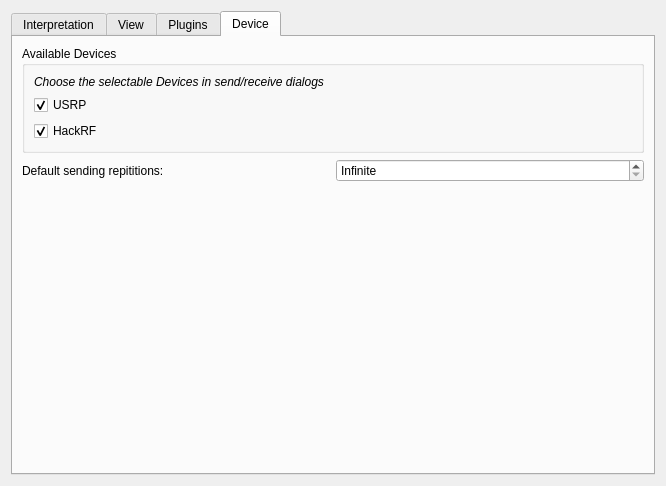
Old version of the form ui/options.ui in the repository jopohl/urh.
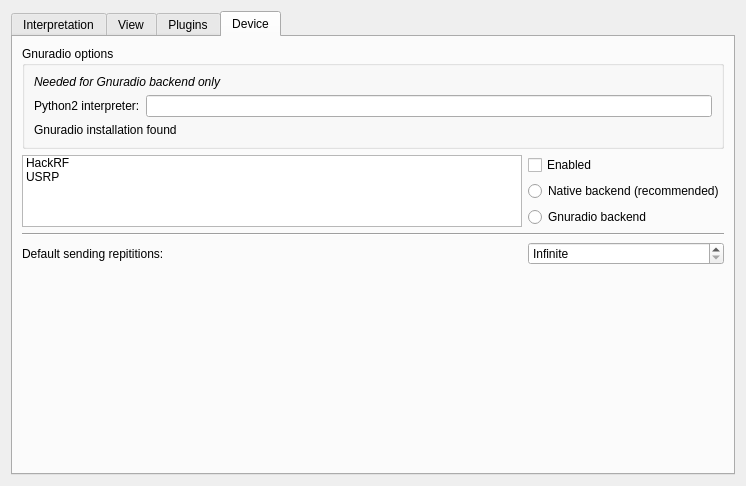
New version of the form. The open tabs and pages were chosen to show the change.

Commit message: gnuradio detection in settings

Diff of the .ui file:
```diff
--- a/ui/options.ui
+++ b/ui/options.ui
@@ -6,7 +6,7 @@
    <rect>
     <x>0</x>
     <y>0</y>
-    <width>666</width>
+    <width>746</width>
     <height>486</height>
    </rect>
   </property>
@@ -231,57 +231,89 @@
        <item>
         <widget class="QGroupBox" name="groupBox_2">
          <property name="title">
-          <string>Available Devices</string>
+          <string>Gnuradio options</string>
          </property>
-         <layout class="QVBoxLayout" name="verticalLayout_3">
-          <item>
-           <widget class="QLabel" name="label_5">
+         <layout class="QGridLayout" name="gridLayout_2">
+          <item row="1" column="1">
+           <widget class="QLineEdit" name="lineEditPython2Interpreter"/>
+          </item>
+          <item row="1" column="0">
+           <widget class="QLabel" name="label_10">
+            <property name="text">
+             <string>Python2 interpreter:</string>
+            </property>
+           </widget>
+          </item>
+          <item row="0" column="0" colspan="2">
+           <widget class="QLabel" name="label_11">
             <property name="font">
              <font>
               <italic>true</italic>
              </font>
             </property>
             <property name="text">
-             <string>Choose the selectable Devices in send/receive dialogs</string>
-            </property>
-            <property name="wordWrap">
-             <bool>true</bool>
+             <string>Needed for Gnuradio backend only</string>
             </property>
            </widget>
           </item>
-          <item>
-           <widget class="QCheckBox" name="chkBoxUSRP">
+          <item row="2" column="0" colspan="2">
+           <widget class="QLabel" name="lGnuradioInstalled">
+            <property name="styleSheet">
+             <string notr="true"/>
+            </property>
             <property name="text">
-             <string>USRP</string>
-            </property>
-            <property name="checked">
-             <bool>true</bool>
+             <string>Gnuradio installation found</string>
             </property>
            </widget>
           </item>
-          <item>
-           <widget class="QCheckBox" name="chkBoxHackRF">
+         </layout>
+        </widget>
+       </item>
+       <item>
+        <layout class="QGridLayout" name="gridLayout_3">
+         <item row="0" column="0" rowspan="3">
+          <widget class="QListWidget" name="listWidgetDevices">
+           <item>
             <property name="text">
              <string>HackRF</string>
             </property>
-            <property name="checked">
-             <bool>true</bool>
+           </item>
+           <item>
+            <property name="text">
+             <string>USRP</string>
             </property>
-           </widget>
-          </item>
-         </layout>
-        </widget>
-       </item>
-       <item>
-        <layout class="QHBoxLayout" name="horizontalLayout_3">
-         <item>
+           </item>
+          </widget>
+         </item>
+         <item row="2" column="1">
+          <widget class="QRadioButton" name="rbGnuradioBackend">
+           <property name="text">
+            <string>Gnuradio backend</string>
+           </property>
+          </widget>
+         </item>
+         <item row="4" column="0">
           <widget class="QLabel" name="label_8">
            <property name="text">
             <string>Default sending repititions:</string>
            </property>
           </widget>
          </item>
-         <item>
+         <item row="0" column="1">
+          <widget class="QCheckBox" name="chkBoxEnabled">
+           <property name="text">
+            <string>Enabled</string>
+           </property>
+          </widget>
+         </item>
+         <item row="1" column="1">
+          <widget class="QRadioButton" name="rbNativeBackend">
+           <property name="text">
+            <string>Native backend (recommended)</string>
+           </property>
+          </widget>
+         </item>
+         <item row="4" column="1">
           <widget class="QSpinBox" name="spinBoxNumSendingRepeats">
            <property name="specialValueText">
             <string>Infinite</string>
@@ -297,6 +329,13 @@
            </property>
           </widget>
          </item>
+         <item row="3" column="0" colspan="2">
+          <widget class="Line" name="line">
+           <property name="orientation">
+            <enum>Qt::Horizontal</enum>
+           </property>
+          </widget>
+         </item>
         </layout>
        </item>
        <item>
```
Left out of the diff: 4 changed lines with no effect on the pictures. The commit also changes 4 other files.
